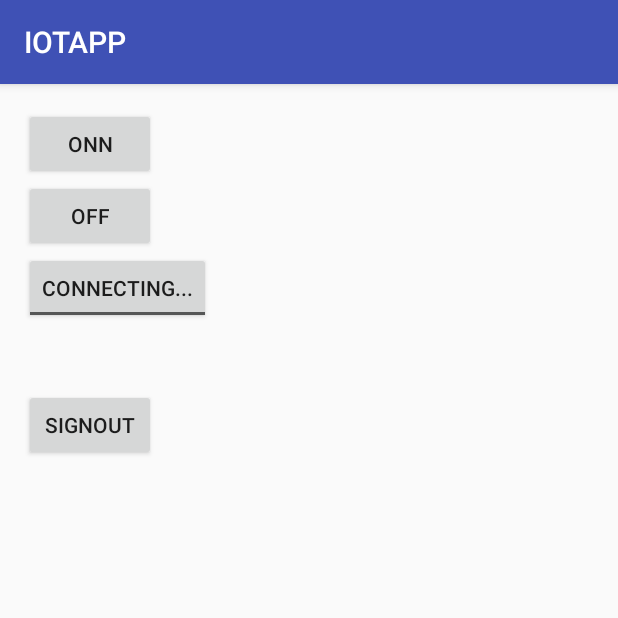
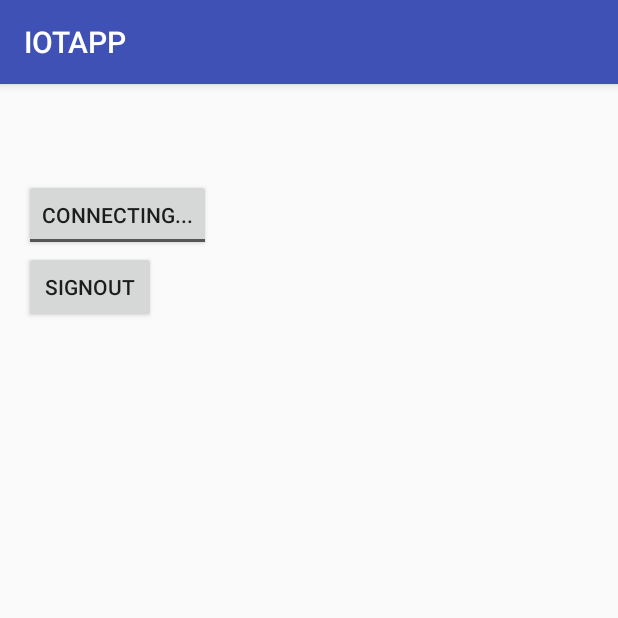
Before and after one commit to SutharMukesh/IOTAPP_Mobile, an Android app: the screen it shows after launch once a user with an empty profile is signed in (MainActivity), on a phone screen of 412 x 824 dp, the top half of it. Run offline under Robolectric (Android 15) with nearby library versions, the phone set to English and light mode, and no system bars; our stand-ins replace Firebase (no records; nobody signed in at launch, a user with empty details on screens opened directly); 1 statement that could not run was skipped.

```diff
--- a/app/src/main/AndroidManifest.xml
+++ b/app/src/main/AndroidManifest.xml
@@ -24,9 +24,7 @@
             <intent-filter>
                 <action android:name="android.intent.action.MAIN" />
                 <category android:name="android.intent.category.LAUNCHER" />
-
             </intent-filter>
         </activity>
     </application>
-
 </manifest>
--- a/app/src/main/java/com/example/mukesh/iotapp/Login.java
+++ b/app/src/main/java/com/example/mukesh/iotapp/Login.java
@@ -180,14 +180,14 @@ public class Login extends AppCompatActivity {
 
     if(TextUtils.isEmpty(email)||TextUtils.isEmpty(password)){
         Toast.makeText(Login.this,"cannot leave email or password blank",Toast.LENGTH_SHORT);
+    }
 
-    }
     else {
         mAuth.signInWithEmailAndPassword(email,password).addOnCompleteListener(new OnCompleteListener<AuthResult>() {
             @Override
             public void onComplete(@NonNull Task<AuthResult> task) {
                 if(!task.isComplete()){
-                    Toast.makeText(Login.this,"signing error",Toast.LENGTH_SHORT);
+                    Toast.makeText(Login.this,"signing error",Toast.LENGTH_SHORT).show();
                 }
             }
         });
--- a/app/src/main/java/com/example/mukesh/iotapp/MainActivity.java
+++ b/app/src/main/java/com/example/mukesh/iotapp/MainActivity.java
@@ -6,6 +6,7 @@ import android.os.Bundle;
 import android.util.Log;
 import android.view.View;
 import android.widget.CompoundButton;
+import android.widget.TextView;
 import android.widget.Toast;
 import android.widget.ToggleButton;
 import com.google.firebase.auth.FirebaseAuth;
@@ -17,23 +18,56 @@ import com.google.firebase.database.FirebaseDatabase;
 import com.google.firebase.database.ValueEventListener;
 
 public class MainActivity extends AppCompatActivity {
-public static String TAG="MAINACT";
-
-    FirebaseDatabase database = FirebaseDatabase.getInstance();
-    DatabaseReference myRef = database.getReference("light");
+    public static String TAG="MAINACT";
+    private String name,email;
+    private TextView txtname;
+//Firebase variables
+    private FirebaseDatabase database;
+    private DatabaseReference myRef;
     private FirebaseAuth mAuth;
     private FirebaseAuth.AuthStateListener mAuthListener;
+    private FirebaseUser user;
 
     protected void onCreate(Bundle savedInstanceState) {
         super.onCreate(savedInstanceState);
         setContentView(R.layout.activity_main);
-        mAuth=FirebaseAuth.getInstance();
-
-        // initiate a Switch
-        // final Switch simpleSwitch = (Switch) findViewById(R.id.switch1);
+//App basic initialisation
+        txtname= (TextView) findViewById(R.id.name);
         final ToggleButton toggleButton = (ToggleButton) findViewById(R.id.toggleButton);
 
-        // check current state of a Switch (true or false).
+//firebase initialisation
+        database = FirebaseDatabase.getInstance();
+        myRef = database.getReference("light");
+        mAuth=FirebaseAuth.getInstance();
+        user=mAuth.getCurrentUser();
+        mAuthListener=new FirebaseAuth.AuthStateListener() {
+            @Override
+            public void onAuthStateChanged(@NonNull FirebaseAuth firebaseAuth) {
+                FirebaseUser user = firebaseAuth.getCurrentUser();
+                Log.d(TAG, "inside Authstatechanged");
+                if (user != null) {
+                    // User is signed in
+                    Log.d(TAG, "onAuthStateChanged:signed_in:" + user.getUid());
+
+                } else {
+                    // User is signed out
+                    Log.d(TAG, "onAuthStateChanged:signed_out");
+                    Toast.makeText(MainActivity.this,"u dont exist",Toast.LENGTH_SHORT).show();
+
+                    startActivity(new Intent(MainActivity.this,Login.class));
+
+
+                }
+            }
+        };
+//displaying the username on mainActivity
+        name = user.getDisplayName();
+        email = user.getEmail();
+        txtname.setText(name);
+        txtname.setTextSize(20);
+        Log.d(TAG,"name "+name+" Email "+email);
+
+//Togglebutton initialized and set oncheck listener
         toggleButton.setText("Connecting...");
         toggleButton.setOnCheckedChangeListener(new CompoundButton.OnCheckedChangeListener() {
             @Override
@@ -44,28 +78,7 @@ public static String TAG="MAINACT";
             }
         });
 
-        mAuthListener=new FirebaseAuth.AuthStateListener() {
-            @Override
-            public void onAuthStateChanged(@NonNull FirebaseAuth firebaseAuth) {
-                FirebaseUser user = firebaseAuth.getCurrentUser();
-                Log.d(TAG, "inside Authstatechanged");
-
-                if (user != null) {
-                    // User is signed in
-                    Log.d(TAG, "onAuthStateChanged:signed_in:" + user.getUid());
-
-                } else {
-                    // User is signed out
-                    Log.d(TAG, "onAuthStateChanged:signed_out");
-                    Toast.makeText(MainActivity.this,"u dont exist",Toast.LENGTH_SHORT);
-
-                    startActivity(new Intent(MainActivity.this,Login.class));
-
-
-                }
-            }
-        };
-        // Read from the database
+// Read from the database
         myRef.addValueEventListener(new ValueEventListener() {
             @Override
             public void onDataChange(DataSnapshot dataSnapshot) {
@@ -82,9 +95,8 @@ public static String TAG="MAINACT";
                 Log.w(TAG, "Failed to read value.", error.toException());
             }
         });
+    }
 
-
-    }
 
 
     @Override
--- a/app/src/main/res/layout/activity_login.xml
+++ b/app/src/main/res/layout/activity_login.xml
@@ -69,4 +69,5 @@
         android:layout_above="@+id/sign_in_button"
         android:layout_alignLeft="@+id/card_view"
         android:layout_alignStart="@+id/card_view" />
+
 </RelativeLayout>
--- a/app/src/main/res/layout/activity_main.xml
+++ b/app/src/main/res/layout/activity_main.xml
@@ -9,33 +9,21 @@
     android:paddingRight="@dimen/activity_horizontal_margin"
     android:paddingTop="@dimen/activity_vertical_margin"
     tools:context="com.example.mukesh.iotapp.MainActivity">
+<LinearLayout
+    android:layout_width="match_parent"
+    android:orientation="vertical"
+    android:layout_height="wrap_content">
 
-    <Button
-        android:text="onn"
-        android:layout_width="wrap_content"
-        android:layout_height="wrap_content"
-        android:layout_alignParentTop="true"
-        android:layout_alignParentLeft="true"
-        android:layout_alignParentStart="true"
-        android:onClick="onn"
-        android:id="@+id/button2" />
-
-    <Button
-        android:text="off"
-        android:layout_width="wrap_content"
-        android:layout_height="wrap_content"
-        android:layout_below="@+id/button2"
-        android:layout_alignParentLeft="true"
-        android:layout_alignParentStart="true"
-        android:onClick="off"
-        android:id="@+id/button3" />
+    <TextView
+        android:layout_width="match_parent"
+        android:id="@+id/name"
+        android:padding="10dp"
+        android:layout_height="wrap_content" />
 
     <ToggleButton
         android:text="Toggle"
-
         android:layout_width="wrap_content"
         android:layout_height="wrap_content"
-        android:layout_below="@+id/button3"
         android:layout_alignParentLeft="true"
         android:layout_alignParentStart="true"
         android:id="@+id/toggleButton" />
@@ -44,10 +32,11 @@
         android:text="Signout"
         android:layout_width="wrap_content"
         android:layout_height="wrap_content"
+        android:onClick="signout"
+        android:id="@+id/button4"
         android:layout_below="@+id/toggleButton"
         android:layout_alignParentLeft="true"
-        android:layout_alignParentStart="true"
-        android:layout_marginTop="43dp"
-        android:onClick="signout"
-        android:id="@+id/button4" />
+        android:layout_alignParentStart="true" />
+</LinearLayout>
+
 </RelativeLayout>
```
Also changed, not shown: app/build.gradle (+6 -6 lines), app/src/main/java/com/example/mukesh/iotapp/EmailPasswordActivity.java (deleted, +0 -22 lines), app/src/main/res/layout/activity_email_password.xml (deleted, +0 -51 lines), 1 other file.
